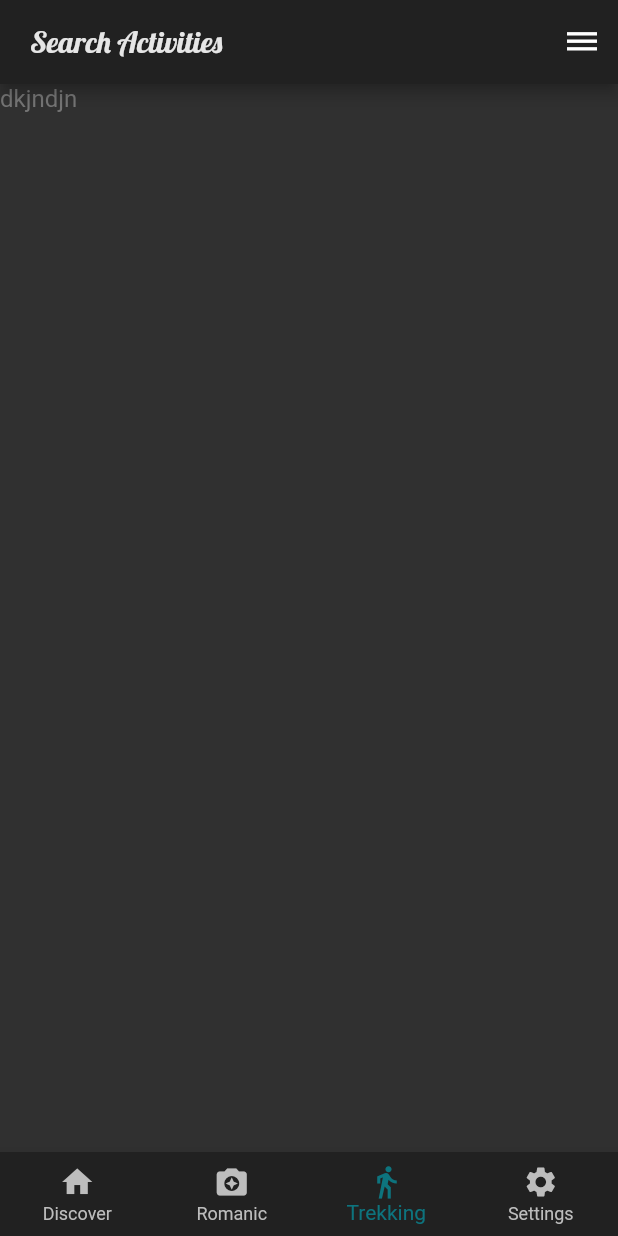
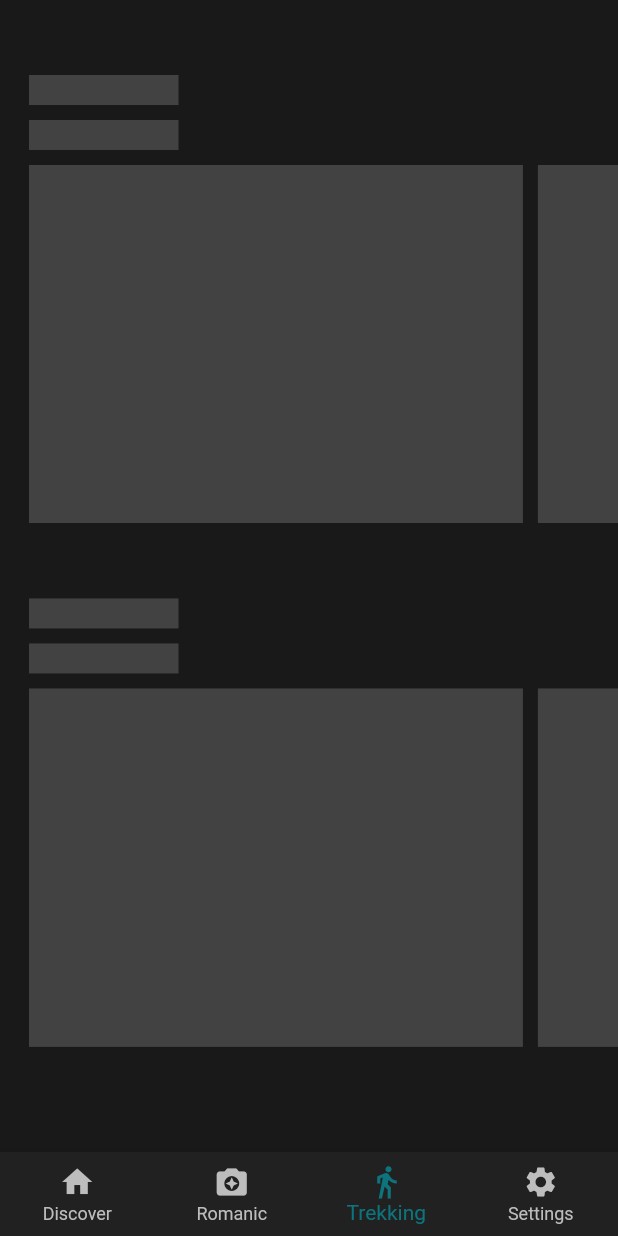
Before and after one commit to erikbg7/FFS, a Flutter app: the screen it shows after launch, item 3 of the bottom bar chosen, on a phone screen of 412 x 824 dp. Run offline on Flutter 3.47's test engine with Material 2 defaults, Android fonts, the light colour scheme and no system bars; our stand-ins replace bloc, cloud_firestore, equatable, flutter_bloc, fluttertoast, google_maps_flutter and 1 more; accounts and stored records are empty.

Commit message:
Add routes screen skeleton

```diff
--- a/lib/screens/routes/routes_screen.dart
+++ b/lib/screens/routes/routes_screen.dart
@@ -2,10 +2,11 @@ import 'package:first_flutter_app/bloc/activities_event.dart';
 import 'package:first_flutter_app/bloc/routes_bloc.dart';
 import 'package:first_flutter_app/bloc/routes_state.dart';
 import 'package:first_flutter_app/models/routes_model.dart';
-import 'package:first_flutter_app/network/network.dart';
 import 'package:first_flutter_app/network/routes_repository.dart';
 import 'package:first_flutter_app/screens/routes/getRoutes.dart';
+import 'package:first_flutter_app/screens/routes/routes_skeleton.dart';
 import 'package:flutter/material.dart';
+import 'package:flutter/services.dart';
 import 'package:flutter_bloc/flutter_bloc.dart';
 
 import 'components/routes_scrollable_list.dart';
@@ -14,21 +15,19 @@ class RoutesScreen extends StatelessWidget {
   RoutesScreen({Key key}) : super(key: key);
   @override
   Widget build(BuildContext context) {
-
-//    final e = routes.json;
-
-  print('IM HEREEEEEEE -----------//////777777////7777777777');
-  List<List<RouteInfo>> a = getRoutesFromJson2();
-  List<RouteInfo> e = a[0];
-
+    SystemChrome.setSystemUIOverlayStyle(
+      SystemUiOverlayStyle(statusBarColor: Color(0XFF191919)),
+    );
+    List<List<RouteInfo>> allLists = getRoutesFromJson2();
 
     return Scaffold(
-      appBar: buildAppBar(),
       body: BlocProvider(
           create: (BuildContext context) {
             return RoutesBloc(RoutesRepository());
           },
-          child: RoutesListsBuilder(routesLists: a,)),
+          child: RoutesListsBuilder(
+            routesLists: allLists,
+          )),
     );
   }
 
@@ -38,7 +37,10 @@ class RoutesScreen extends StatelessWidget {
       backgroundColor: Colors.grey[900],
       title: const Text(
         'Search Activities',
-        style: TextStyle(fontFamily: 'Lobster', fontWeight: FontWeight.w500, color: Color(0xFFE6E6E6)),
+        style: TextStyle(
+            fontFamily: 'Lobster',
+            fontWeight: FontWeight.w500,
+            color: Color(0xFFE6E6E6)),
       ),
       actions: <Widget>[
         IconButton(
@@ -53,45 +55,46 @@ class RoutesScreen extends StatelessWidget {
 class RoutesListsBuilder extends StatelessWidget {
   final List<List<RouteInfo>> routesLists;
 
-  const RoutesListsBuilder({
-    Key key,
-    this.routesLists
-  }) : super(key: key);
-
+  const RoutesListsBuilder({Key key, this.routesLists}) : super(key: key);
 
   @override
   Widget build(BuildContext context) {
-
-
     final activitiesBloc = BlocProvider.of<RoutesBloc>(context);
     activitiesBloc.add(GetActivities(''));
 
     return BlocBuilder<RoutesBloc, RoutesListsState>(
       builder: (context, state) {
-
         if (state is RoutesListsError) {
-          print("Hello");
           print(state.message);
         }
 
         if (state is RoutesListsLoaded) {
-          print("Hello");
-          print(state.lists.length);
-          print(state.lists[0]);
-          print(state.lists[1]);
-          print(state.lists[1].routes[0].title);
           return ListView.builder(
               itemCount: routesLists.length,
               itemBuilder: (ctx, index) {
                 return RoutesScrollableList(
-                  name: 'Caminates',
+                  key: Key('list-$index'),
+                  name: getNameByIndex(index),
                   routes: routesLists[index],
                 );
               });
         }
 
-        return Text("dkjndjn");
+        return RoutesSkeleton();
       },
     );
   }
 }
+
+String getNameByIndex(int index) {
+  if (index == 0) {
+    return 'Caminates';
+  }
+  if (index == 1) {
+    return 'Passejades';
+  }
+  if (index == 1) {
+    return 'Excursions';
+  }
+  return 'Other activities';
+}
--- /dev/null
+++ b/lib/screens/routes/routes_skeleton.dart
@@ -0,0 +1,70 @@
+import 'package:flutter/cupertino.dart';
+import 'package:flutter/material.dart';
+
+class RoutesSkeleton extends StatelessWidget {
+  @override
+  Widget build(BuildContext context) {
+    return Container(
+      padding: EdgeInsets.only(left: 19),
+      color: Color(0XFF191919),
+      child: ListView.builder(
+          physics: NeverScrollableScrollPhysics(),
+          itemCount: 2,
+          itemBuilder: (ctx, index) {
+            return buildRoutesSkeleton(context);
+          }),
+    );
+  }
+
+  SingleChildScrollView buildRoutesSkeleton(BuildContext context) {
+    Size size = MediaQuery.of(context).size;
+
+    return SingleChildScrollView(
+      controller: null,
+      physics: NeverScrollableScrollPhysics(),
+      scrollDirection: Axis.horizontal,
+      child: Column(
+        crossAxisAlignment: CrossAxisAlignment.start,
+        children: <Widget>[
+          SizedBox(
+            height: 50,
+          ),
+          Container(
+            color: Colors.grey[800],
+            width: 100,
+            height: 20,
+          ),
+          SizedBox(
+            height: 10,
+          ),
+          Container(
+            color: Colors.grey[800],
+            width: 100,
+            height: 20,
+          ),
+          Row(
+            children: List.generate(
+              2,
+              (index) => Container(
+                padding: EdgeInsets.only(right: 10),
+                child: Column(
+                  crossAxisAlignment: CrossAxisAlignment.start,
+                  children: <Widget>[
+                    SizedBox(
+                      height: 10,
+                    ),
+                    Container(
+                      height: size.height * 0.29,
+                      width: size.width * 0.8,
+                      color: Colors.grey[800],
+                    )
+                  ],
+                ),
+              ),
+            ),
+          ),
+        ],
+      ),
+    );
+  }
+}
```
